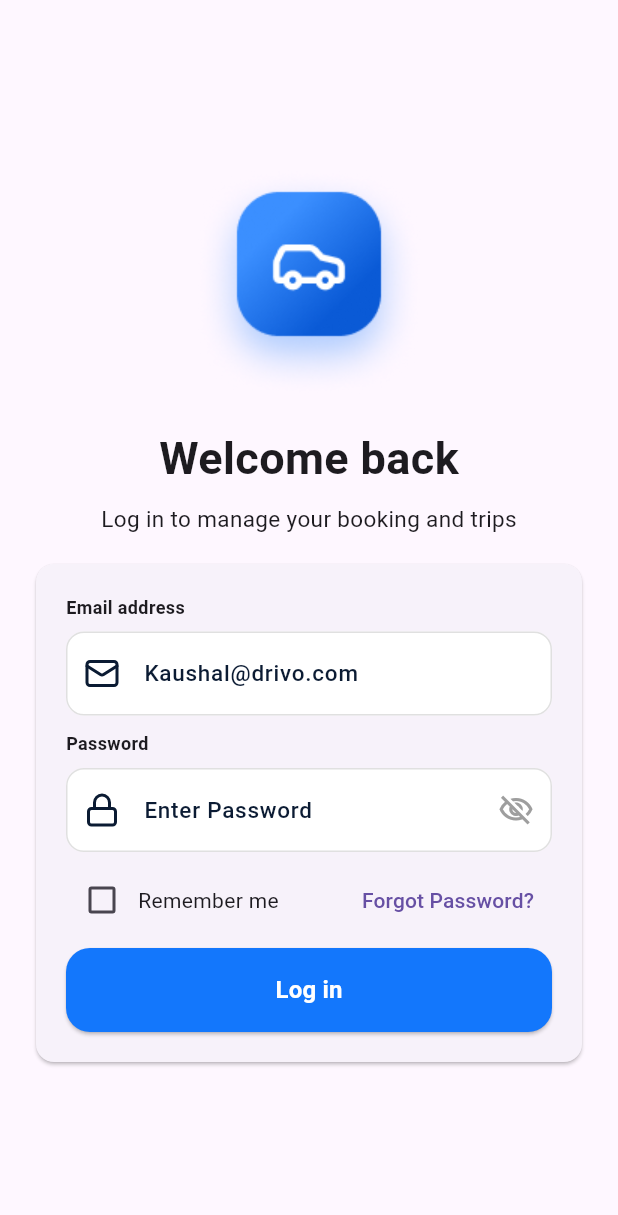
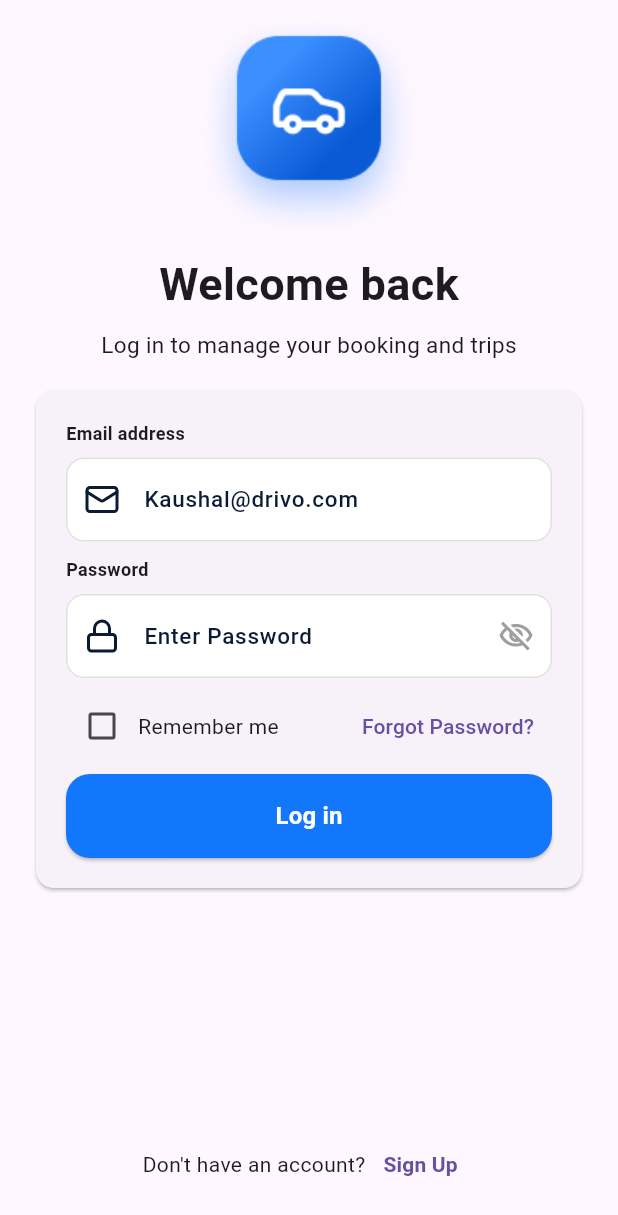
Before and after one commit to ritikpandit503/car_rental_app_design, a Flutter app: the LoginScreen screen opened directly, on a phone screen of 412 x 824 dp. Shown: the top 1215 px of the screen. Run offline on Flutter 3.47's test engine with Material 3 defaults, Android fonts, the phone set to English and light mode, and no system bars; our stand-ins replace flutter_svg.

Commit message:
Created App Padding

```diff
--- a/lib/Screens/auth/login_screen.dart
+++ b/lib/Screens/auth/login_screen.dart
@@ -1,3 +1,4 @@
+import 'package:car_rental_app_design/Widgets/app_padding.dart';
 import 'package:car_rental_app_design/Widgets/custom_button.dart';
 import 'package:car_rental_app_design/Widgets/custom_text_field.dart';
 import 'package:car_rental_app_design/Widgets/spacing.dart';
@@ -14,17 +15,19 @@ class _LoginScreenState extends State<LoginScreen> {
   final TextEditingController userEmail = TextEditingController();
   final TextEditingController userPassword = TextEditingController();
   bool rememberMe = false;
+
   @override
   Widget build(BuildContext context) {
     return Scaffold(
-      body: Padding(
-        padding: EdgeInsetsGeometry.fromLTRB(20, 24, 20, 24),
+      body: SafeArea(
+        child: Padding(
+          padding: AppPadding.screenPadding,
           child: Center(
             child: Column(
               mainAxisAlignment: MainAxisAlignment.center,
               children: [
                 Image(image: AssetImage("assets/images/drivo-mark-logo.png")),
-              Spacing.h20,
+                Spacing.h8,
                 Text(
                   "Welcome back",
                   style: TextStyle(fontWeight: FontWeight.bold, fontSize: 30),
@@ -82,25 +85,48 @@ class _LoginScreenState extends State<LoginScreen> {
                         Row(
                           mainAxisAlignment: MainAxisAlignment.spaceAround,
                           children: [
-                          Checkbox(value:rememberMe , onChanged: (value) {
+                            Checkbox(
+                              value: rememberMe,
+                              onChanged: (value) {
                                 setState(() {
                                   rememberMe = value!;
                                 });
-                          },),
+                              },
+                            ),
                             Text("Remember me"),
                             Spacer(),
-                          TextButton(onPressed: () {
-
-                          }, child: Text("Forgot Password?"))
+                            TextButton(
+                              onPressed: () {},
+                              child: Text("Forgot Password?"),
+                            ),
                           ],
                         ),
                         Spacing.h8,
-                      CustomButton(text: "Log in")
+                        CustomButton(text: "Log in"),
                       ],
                     ),
                   ),
                 ),
+
+
+                Spacer(),
+                Row(
+                  mainAxisAlignment: MainAxisAlignment.center,
+                  children: [
+                    Text("Don't have an account?",style: TextStyle(
+                      fontWeight: FontWeight.w400,
+                      fontSize: 14,
+                    ),),
+                    TextButton(onPressed: () {
+
+                    }, child: Text("Sign Up",style: TextStyle(
+                      fontSize: 14,
+                      fontWeight: FontWeight.w600,
+                    ),))
                   ],
+                )
+              ],
+            ),
           ),
         ),
       ),
--- a/lib/Screens/auth/sign_up_screen.dart
+++ b/lib/Screens/auth/sign_up_screen.dart
@@ -1,4 +1,5 @@
 import 'package:car_rental_app_design/Themes/app_color.dart';
+import 'package:car_rental_app_design/Widgets/app_padding.dart';
 import 'package:car_rental_app_design/Widgets/custom_button.dart';
 import 'package:car_rental_app_design/Widgets/custom_text_field.dart';
 import 'package:car_rental_app_design/Widgets/spacing.dart';
@@ -17,13 +18,14 @@ class _SignUpScreenState extends State<SignUpScreen> {
   final TextEditingController userPassword = TextEditingController();
   final TextEditingController userNumber = TextEditingController();
   bool isAgree = false;
+
   @override
   Widget build(BuildContext context) {
     return Scaffold(
       resizeToAvoidBottomInset: false,
       body: SafeArea(
         child: Padding(
-          padding: const EdgeInsets.fromLTRB(20, 8, 20, 24),
+          padding: AppPadding.screenPadding,
           child: SafeArea(
             child: Column(
               mainAxisAlignment: MainAxisAlignment.start,
@@ -142,17 +144,25 @@ class _SignUpScreenState extends State<SignUpScreen> {
                 CustomButton(text: "Create Account"),
                 Spacing.h30,
                 Row(
-                 mainAxisAlignment: MainAxisAlignment.center,
-                  children: [Text("Already have an account?",style: TextStyle(
-                    fontSize: 14,
-                    fontWeight: FontWeight.w600
-                  ),),
-                  TextButton(onPressed: () {
-
-                  }, child: Text("Log in",style: TextStyle(
-                    fontWeight: FontWeight.w600,
-                    fontSize: 14,
-                  ),))
+                  mainAxisAlignment: MainAxisAlignment.center,
+                  children: [
+                    Text(
+                      "Already have an account?",
+                      style: TextStyle(
+                        fontSize: 14,
+                        fontWeight: FontWeight.w600,
+                      ),
+                    ),
+                    TextButton(
+                      onPressed: () {},
+                      child: Text(
+                        "Log in",
+                        style: TextStyle(
+                          fontWeight: FontWeight.w600,
+                          fontSize: 14,
+                        ),
+                      ),
+                    ),
                   ],
                 ),
               ],
--- a/lib/Screens/auth/verify_otp_screen.dart
+++ b/lib/Screens/auth/verify_otp_screen.dart
@@ -1,4 +1,5 @@
 import 'package:car_rental_app_design/Themes/app_color.dart';
+import 'package:car_rental_app_design/Widgets/app_padding.dart';
 import 'package:car_rental_app_design/Widgets/custom_button.dart';
 import 'package:car_rental_app_design/Widgets/spacing.dart';
 import 'package:flutter/material.dart';
@@ -17,7 +18,7 @@ class _VerifyOtpScreenState extends State<VerifyOtpScreen> {
     return Scaffold(
       body: SafeArea(
         child: Padding(
-          padding: const EdgeInsets.fromLTRB(20, 8, 20, 24),
+          padding: AppPadding.screenPadding,
           child: Center(
             child: Column(
               children: [
--- a/lib/Themes/app_color.dart
+++ b/lib/Themes/app_color.dart
@@ -10,6 +10,6 @@ static const deepBlue = Color(0XFF0A5AD6);
   static const sky = Color(0XFF7DB3FF);
   static const iceSoft = Color(0XFFE3E8F0);
   static const amber = Color(0XFFFFB020);
- static const mint  = Color(0XFF12B886);
+  static const mint = Color(0XFF12B886);
   static const slate = Color(0XFF6B7A90);
 }
--- /dev/null
+++ b/lib/Widgets/app_padding.dart
@@ -0,0 +1,7 @@
+import 'package:flutter/material.dart';
+
+class AppPadding {
+  AppPadding._();
+
+  static const screenPadding = EdgeInsetsGeometry.fromLTRB(20, 8, 20, 24);
+}
--- a/lib/Widgets/custom_button.dart
+++ b/lib/Widgets/custom_button.dart
@@ -3,7 +3,7 @@ import 'package:flutter/material.dart';
 class CustomButton extends StatelessWidget {
   final String text;
 
-  const CustomButton({super.key,required this.text});
+  const CustomButton({super.key, required this.text});
 
   @override
   Widget build(BuildContext context) {
@@ -11,15 +11,19 @@ class CustomButton extends StatelessWidget {
       height: 56,
       width: double.infinity,
       child: ElevatedButton(
-          style: ElevatedButton.styleFrom(
-           shape: RoundedRectangleBorder(borderRadius: BorderRadius.circular(16)),
-            backgroundColor: Color(0XFF1377FC),
-            foregroundColor: Colors.white,
-
+        style: ElevatedButton.styleFrom(
+          shape: RoundedRectangleBorder(
+            borderRadius: BorderRadius.circular(16),
           ),
-          onPressed: () {
-
-      }, child: Text(text,style: TextStyle(fontWeight:FontWeight.w600,fontSize: 16),)),
+          backgroundColor: Color(0XFF1377FC),
+          foregroundColor: Colors.white,
+        ),
+        onPressed: () {},
+        child: Text(
+          text,
+          style: TextStyle(fontWeight: FontWeight.w600, fontSize: 16),
+        ),
+      ),
     );
   }
 }
--- a/lib/Widgets/spacing.dart
+++ b/lib/Widgets/spacing.dart
@@ -10,5 +10,4 @@ class Spacing {
   static const h30 = SizedBox(height: 30);
   static const h24 = SizedBox(height: 24);
   static const h14 = SizedBox(height: 14);
-
 }
--- a/lib/main.dart
+++ b/lib/main.dart
@@ -10,15 +10,14 @@ void main() {
 class MyApp extends StatelessWidget {
   const MyApp({super.key});
 
-
   @override
   Widget build(BuildContext context) {
     return MaterialApp(
       debugShowCheckedModeBanner: false,
-      //home: const LoginScreen(),
-     // home: const SignUpScreen(),
-      home: const VerifyOtpScreen(),
+      home: const LoginScreen(),
 
+      // home: const SignUpScreen(),
+      //home: const VerifyOtpScreen(),
     );
   }
 }
```
Also changed, not shown: lib/Widgets/custom_text_field.dart (+8 -7 lines). Lines whose indentation alone changed are shown as unchanged.
